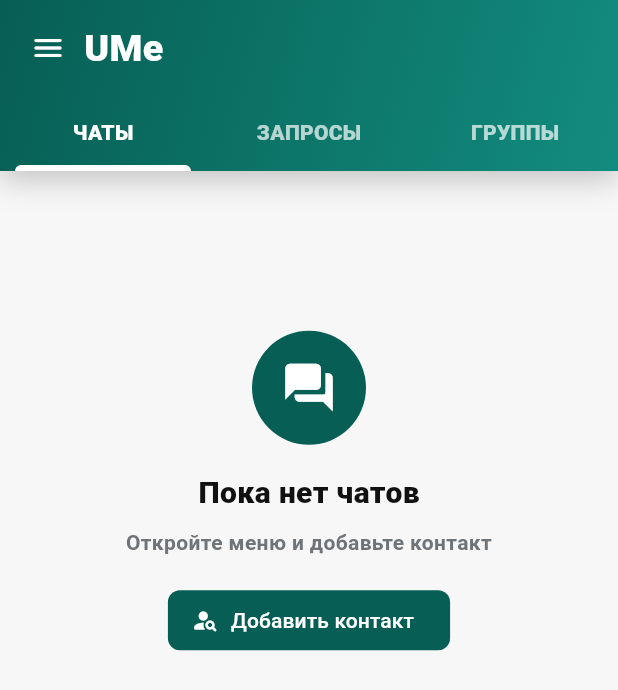
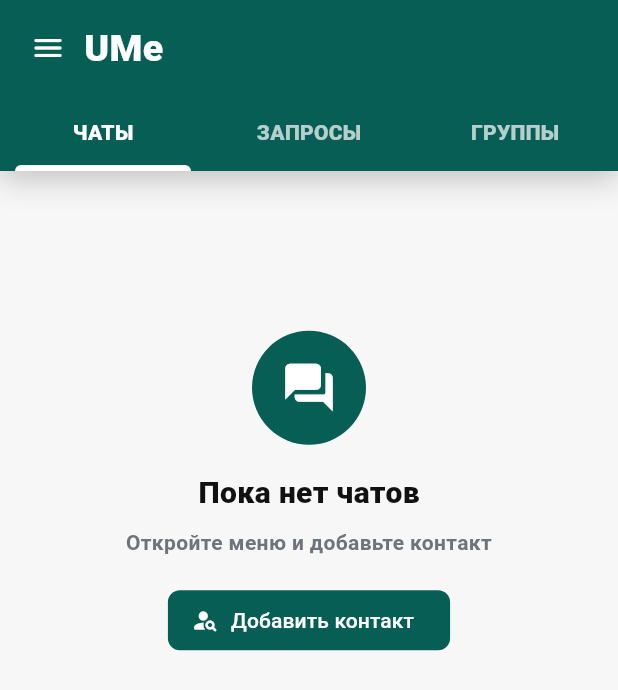
Before and after one commit to Nickelnoh/UMe, a Flutter app: the ChatsScreen screen opened by its route, after a tap on "ЧАТЫ", on a phone screen of 412 x 824 dp. Shown: the top 690 px of the screen. Run offline on Flutter 3.47's test engine with Material 3 defaults, Android fonts, the phone set to English and light mode, and no system bars; our stand-ins replace audioplayers, file_picker, flutter_secure_storage, video_player; missing offline and left inert: dart:js_interop, onesignal_flutter, record; accounts and stored records are empty; network calls fail.

```diff
--- a/mobile/lib/screens/chats/chats_screen.dart
+++ b/mobile/lib/screens/chats/chats_screen.dart
@@ -876,11 +876,7 @@ class _WhatsTopBar extends StatelessWidget {
   Widget build(BuildContext context) {
     return Container(
       decoration: BoxDecoration(
-        gradient: LinearGradient(
-          begin: Alignment.topLeft,
-          end: Alignment.bottomRight,
-          colors: [green, const Color(0xFF128C7E)],
-        ),
+        color: green,
         boxShadow: [
           BoxShadow(
             color: Colors.black.withValues(alpha: 0.22),
@@ -946,6 +942,7 @@ class _WhatsTopBar extends StatelessWidget {
                       title: 'ЧАТЫ',
                       active: selectedTab == _ChatsTab.chats,
                       badge: chatsCount,
+                      green: green,
                       onTap: onChats,
                     ),
                   ),
@@ -954,6 +951,7 @@ class _WhatsTopBar extends StatelessWidget {
                       title: 'ЗАПРОСЫ',
                       active: selectedTab == _ChatsTab.requests,
                       badge: incomingCount,
+                      green: green,
                       onTap: onRequests,
                     ),
                   ),
@@ -962,6 +960,7 @@ class _WhatsTopBar extends StatelessWidget {
                       title: 'ГРУППЫ',
                       active: selectedTab == _ChatsTab.groups,
                       badge: 0,
+                      green: green,
                       onTap: onGroups,
                     ),
                   ),
@@ -979,12 +978,14 @@ class _WhatsTab extends StatelessWidget {
   final String title;
   final bool active;
   final int badge;
+  final Color green;
   final VoidCallback onTap;
 
   const _WhatsTab({
     required this.title,
     required this.active,
     required this.badge,
+    required this.green,
     required this.onTap,
   });
 
@@ -1018,7 +1019,7 @@ class _WhatsTab extends StatelessWidget {
                     child: Text(
                       badge > 99 ? '99+' : badge.toString(),
                       style: TextStyle(
-                        color: active ? const Color(0xFF075E54) : Colors.white,
+                        color: active ? green : Colors.white,
                         fontSize: 11,
                         fontWeight: FontWeight.w900,
                       ),
@@ -1614,12 +1615,8 @@ class _MobileSideProfileHeader extends StatelessWidget {
     return Container(
       width: double.infinity,
       padding: const EdgeInsets.fromLTRB(20, 18, 20, 20),
-      decoration: const BoxDecoration(
-        gradient: LinearGradient(
-          begin: Alignment.topLeft,
-          end: Alignment.bottomRight,
-          colors: [Color(0xFF075E54), Color(0xFF128C7E)],
-        ),
+      decoration: BoxDecoration(
+        color: accent,
       ),
       child: Column(
         crossAxisAlignment: CrossAxisAlignment.start,
```
